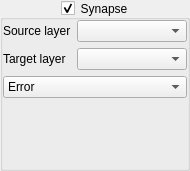
The window that Neuron/SynapseConfig.ui (Skwint/Neuron) describes before a commit, drawn with Qt 5.
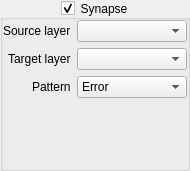
The same window after the commit.

Commit message: Fix life (we broken it with the layers and synapses)

What changed in the file:
```diff
--- a/Neuron/SynapseConfig.ui
+++ b/Neuron/SynapseConfig.ui
@@ -52,6 +52,9 @@
       </property>
       <item>
        <layout class="QFormLayout" name="formLayout">
+        <property name="labelAlignment">
+         <set>Qt::AlignRight|Qt::AlignTrailing|Qt::AlignVCenter</set>
+        </property>
         <item row="0" column="0">
          <widget class="QLabel" name="sourceLayerLabel">
           <property name="text">
@@ -72,9 +75,14 @@
         <item row="1" column="1">
          <widget class="QComboBox" name="cmbTarget"/>
         </item>
-       </layout>
-      </item>
-      <item>
+        <item row="2" column="0">
+         <widget class="QLabel" name="patternLabel">
+          <property name="text">
+           <string>Pattern</string>
+          </property>
+         </widget>
+        </item>
+        <item row="2" column="1">
        <widget class="QComboBox" name="cmbSynapse">
         <property name="currentIndex">
          <number>0</number>
@@ -85,6 +93,8 @@
          </property>
         </item>
        </widget>
+        </item>
+       </layout>
       </item>
       <item>
        <layout class="QHBoxLayout" name="horizontalLayout">
```
Lines whose indentation alone changed are shown as unchanged. The commit also changes 11 other files.
